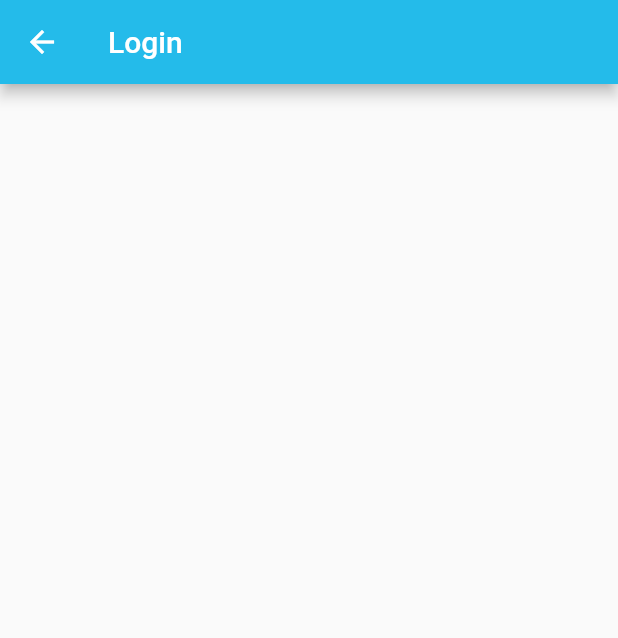
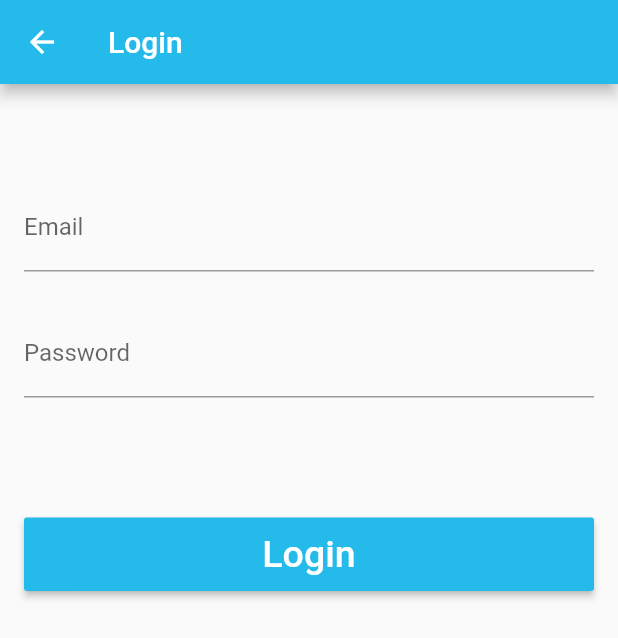
Before and after one commit to voyage11/flutter_todo, a Flutter app: the screen it shows after launch, after a tap on "Login", on a phone screen of 412 x 824 dp. Shown: the top 638 px of the screen. Run offline on Flutter 3.47's test engine with Material 2 defaults, Android fonts, the phone set to English and light mode, and no system bars.

Commit message:
- Added the UI for Login and Sign Up.

```diff
--- a/lib/main.dart
+++ b/lib/main.dart
@@ -1,6 +1,4 @@
 import 'package:flutter/material.dart';
-import 'package:flutter/cupertino.dart';
-
 import 'screens/welcome_screen.dart';
 import 'screens/login_screen.dart';
 import 'screens/signup_screen.dart';
--- a/lib/screens/login_screen.dart
+++ b/lib/screens/login_screen.dart
@@ -1,5 +1,6 @@
 import 'package:flutter/material.dart';
 import 'package:fluttertodo/constants.dart';
+import 'package:fluttertodo/components/main_button.dart';
 
 class LoginScreen extends StatefulWidget {
   static const String id = 'login_screen';
@@ -8,6 +9,10 @@ class LoginScreen extends StatefulWidget {
 }
 
 class _LoginScreenState extends State<LoginScreen> {
+  final FocusNode _passwordNode = FocusNode();
+  final TextEditingController _emailController = TextEditingController();
+  final TextEditingController _passwordController = TextEditingController();
+
   @override
   Widget build(BuildContext context) {
     return Scaffold(
@@ -15,6 +20,57 @@ class _LoginScreenState extends State<LoginScreen> {
         title: Text('Login'),
         backgroundColor: kMainBlueColor,
       ),
+      body: Container(
+        margin: EdgeInsets.all(16),
+        child: Column(
+          crossAxisAlignment: CrossAxisAlignment.stretch,
+          children: <Widget>[
+            SizedBox(
+              height: 50,
+            ),
+            TextField(
+              decoration: InputDecoration(
+                labelText: 'Email',
+              ),
+              textInputAction: TextInputAction.next,
+              keyboardType: TextInputType.emailAddress,
+              controller: _emailController,
+              onSubmitted: (_) {
+                FocusScope.of(context).requestFocus(_passwordNode);
+              },
+            ),
+            SizedBox(
+              height: 25,
+            ),
+            TextField(
+              obscureText: true,
+              textInputAction: TextInputAction.done,
+              focusNode: _passwordNode,
+              controller: _passwordController,
+              decoration: InputDecoration(
+                labelText: 'Password',
+              ),
+              onSubmitted: (_) {
+                login();
+              },
+            ),
+            SizedBox(
+              height: 80,
+            ),
+            MainButton(
+              title: 'Login',
+              onPressed: () {
+                login();
+              },
+            )
+          ],
+        ),
+      ),
     );
   }
+
+  void login() {
+    print('Email: ${_emailController.text}');
+    print('Password: ${_passwordController.text}');
+  }
 }
```
Also changed, not shown: lib/screens/signup_screen.dart (+56 -0 lines).
